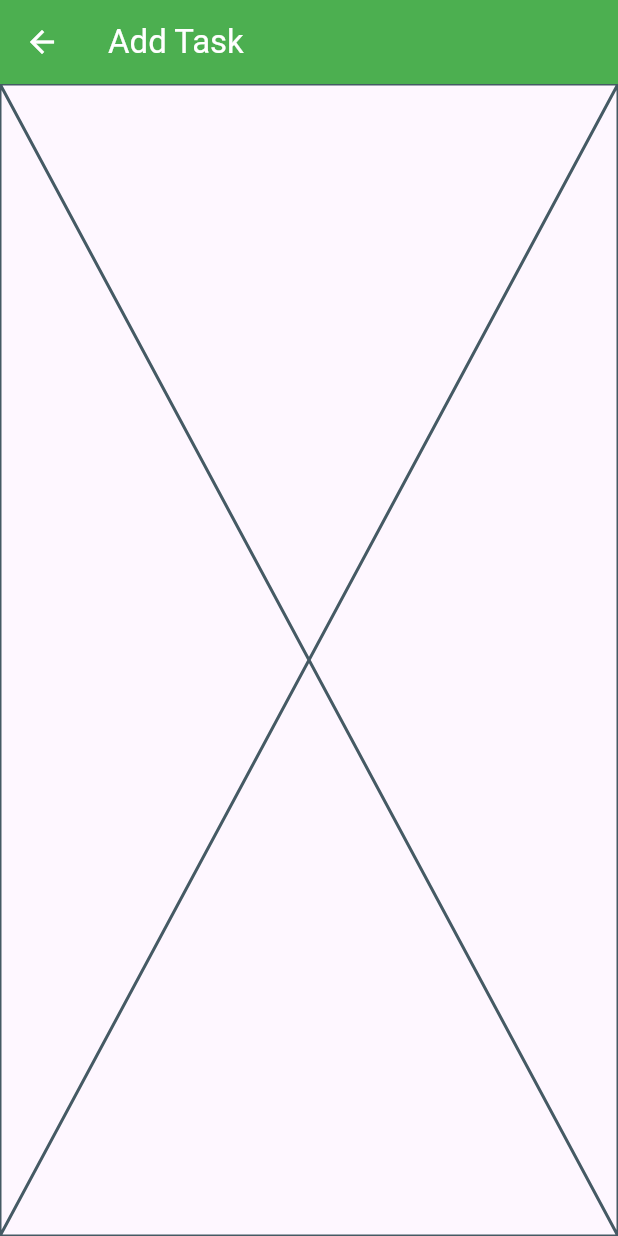
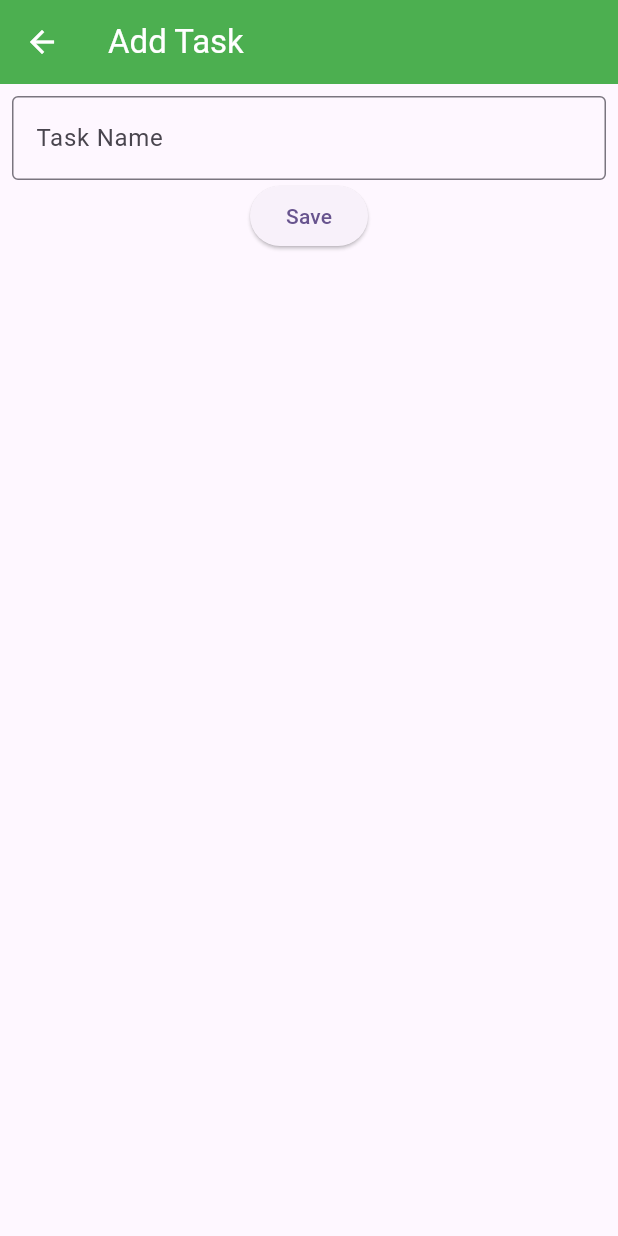
Before and after one commit to abidroid/akti3_firebase_app, a Flutter app: the AddTaskScreen screen opened directly, on a phone screen of 412 x 824 dp. Run offline on Flutter 3.47's test engine with Material 3 defaults, Android fonts, the phone set to English and light mode, and no system bars; our stand-ins replace cloud_firestore, firebase_auth, firebase_core, flutter_spinkit; accounts and stored records are empty.

```diff
--- a/lib/screens/add_task_screen.dart
+++ b/lib/screens/add_task_screen.dart
@@ -1,3 +1,5 @@
+import 'package:cloud_firestore/cloud_firestore.dart';
+import 'package:firebase_auth/firebase_auth.dart';
 import 'package:flutter/material.dart';
 
 class AddTaskScreen extends StatefulWidget {
@@ -8,6 +10,8 @@ class AddTaskScreen extends StatefulWidget {
 }
 
 class _AddTaskScreenState extends State<AddTaskScreen> {
+
+  var taskNameController = TextEditingController();
   @override
   Widget build(BuildContext context) {
     return Scaffold(
@@ -16,7 +20,38 @@ class _AddTaskScreenState extends State<AddTaskScreen> {
         foregroundColor: Colors.white,
         title: const Text('Add Task'),
       ),
-      body: const Placeholder(),
+      body: Padding(
+        padding: const EdgeInsets.all(8.0),
+        child: Column(
+          children: [
+            TextField(
+              controller: taskNameController,
+              decoration: InputDecoration(
+                hintText: 'Task Name',
+                border: OutlineInputBorder(),
+              ),
+            ),
+
+            ElevatedButton(onPressed: ()  async {
+              String uid = FirebaseAuth.instance.currentUser!.uid;
+              int dt = DateTime.now().millisecondsSinceEpoch;
+
+              FirebaseFirestore db = FirebaseFirestore.instance;
+
+              var taskRef = db.collection('tasks').doc(uid).collection('tasks').doc();
+
+              await taskRef.set({
+                'taskId': taskRef.id,
+                'taskName': taskNameController.text,
+                'dt': dt,
+
+              });
+
+
+            }, child: const Text('Save')),
+          ],
+        ),
+      ),
     );
   }
 }
```
Also changed, not shown: lib/screens/email_verification_screen.dart (+12 -1 lines), lib/screens/sign_up_screen.dart (+18 -0 lines).
